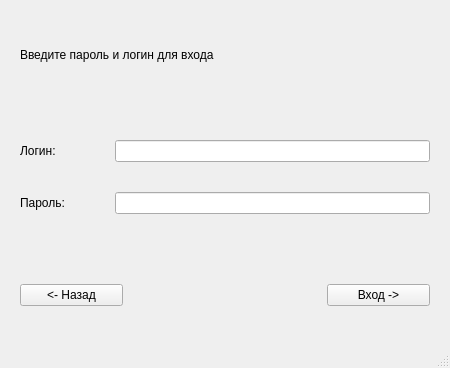
Before: the Qt Designer form auth.ui in stepanshustov/financial_assistant, drawn with Qt 5.
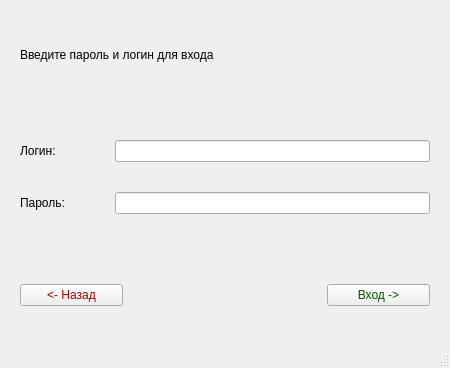
After: the same form once the commit is applied.

Diff of the .ui file:
```diff
--- a/auth.ui
+++ b/auth.ui
@@ -23,7 +23,10 @@
    </size>
   </property>
   <property name="windowTitle">
-   <string>MainWindow</string>
+   <string>Финансовый ассистент</string>
+  </property>
+  <property name="styleSheet">
+   <string notr="true">font: 10pt &quot;MS Shell Dlg 2&quot;;</string>
   </property>
   <widget class="QWidget" name="centralwidget">
    <layout class="QGridLayout" name="gridLayout_2">
@@ -84,6 +87,11 @@
     </item>
     <item row="6" column="2">
      <widget class="QPushButton" name="authButton">
+      <property name="styleSheet">
+       <string notr="true">color: rgb(0, 85, 0);
+font: 11pt &quot;MS Shell Dlg 2&quot;;
+</string>
+      </property>
       <property name="text">
        <string>Вход -&gt;</string>
       </property>
@@ -91,6 +99,11 @@
     </item>
     <item row="6" column="0">
      <widget class="QPushButton" name="back_button">
+      <property name="styleSheet">
+       <string notr="true">color : rgb(170, 0, 0);
+font: 11pt &quot;MS Shell Dlg 2&quot;;
+</string>
+      </property>
       <property name="text">
        <string>&lt;- Назад</string>
       </property>
```
Left out of the diff: 2 changed lines with no effect on the pictures.
